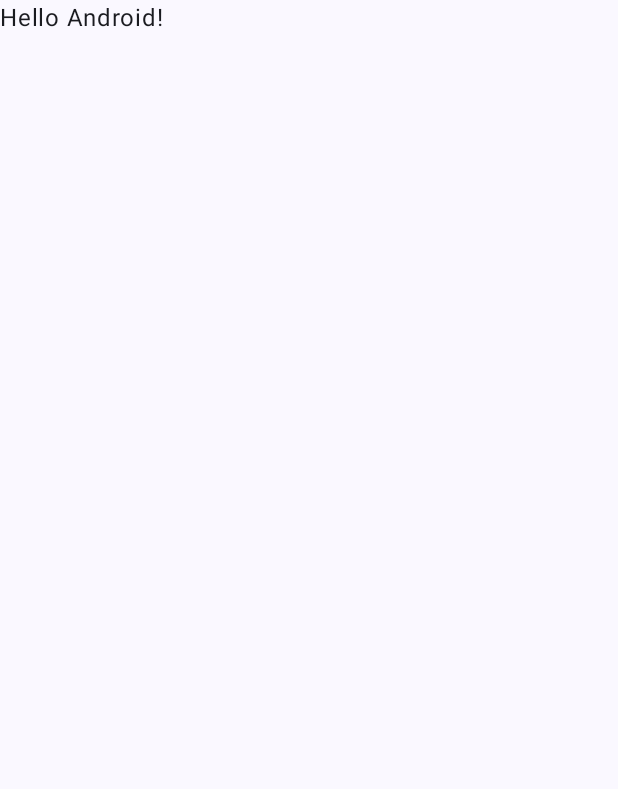
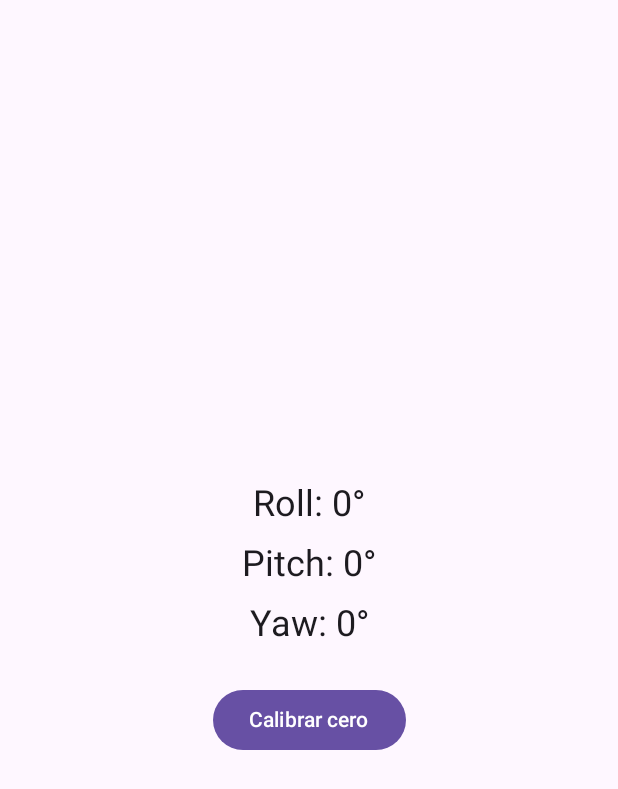
Before and after one commit to FelipeGarcia911/android-auto-inclinometer, an Android app built with Jetpack Compose: the screen it shows after launch (MainActivity), on a phone screen of 412 x 824 dp. Before the commit the part shown is almost empty. Shown: the top 789 px of the screen. Run offline under Robolectric (Android 15) with nearby library versions, the phone set to English and light mode, and no system bars.

Commit message:
feat: angles working

```diff
--- a/app/src/main/java/com/felipeg/inclinometer4x4/MainActivity.kt
+++ b/app/src/main/java/com/felipeg/inclinometer4x4/MainActivity.kt
@@ -3,27 +3,35 @@ package com.felipeg.inclinometer4x4
 import android.os.Bundle
 import androidx.activity.ComponentActivity
 import androidx.activity.compose.setContent
-import androidx.activity.enableEdgeToEdge
+import androidx.compose.foundation.layout.Arrangement
+import androidx.compose.foundation.layout.Column
+import androidx.compose.foundation.layout.Spacer
 import androidx.compose.foundation.layout.fillMaxSize
+import androidx.compose.foundation.layout.height
 import androidx.compose.foundation.layout.padding
-import androidx.compose.material3.Scaffold
+import androidx.compose.material3.Button
+import androidx.compose.material3.MaterialTheme
+import androidx.compose.material3.Surface
 import androidx.compose.material3.Text
-import androidx.compose.runtime.Composable
+import androidx.compose.runtime.*
+import androidx.compose.ui.Alignment
 import androidx.compose.ui.Modifier
-import androidx.compose.ui.tooling.preview.Preview
-import com.felipeg.inclinometer4x4.ui.theme.Inclinometer4x4Theme
+import androidx.compose.ui.platform.LocalContext
+import androidx.compose.ui.unit.dp
+import com.felipeg.common.SensorRepository
+import com.felipeg.common.Angle
 
 class MainActivity : ComponentActivity() {
     override fun onCreate(savedInstanceState: Bundle?) {
         super.onCreate(savedInstanceState)
-        enableEdgeToEdge()
+
         setContent {
-            Inclinometer4x4Theme {
-                Scaffold(modifier = Modifier.fillMaxSize()) { innerPadding ->
-                    Greeting(
-                        name = "Android",
-                        modifier = Modifier.padding(innerPadding)
-                    )
+            MaterialTheme {
+                Surface(
+                    modifier = Modifier.fillMaxSize(),
+                    color = MaterialTheme.colorScheme.background
+                ) {
+                    AngleDisplay()
                 }
             }
         }
@@ -31,17 +39,48 @@ class MainActivity : ComponentActivity() {
 }
 
 @Composable
-fun Greeting(name: String, modifier: Modifier = Modifier) {
-    Text(
-        text = "Hello $name!",
-        modifier = modifier
-    )
-}
+fun AngleDisplay() {
+    val context = LocalContext.current
+    val sensorRepo = remember { SensorRepository(context) }
+    var currentAngle by remember { mutableStateOf(Angle(0f, 0f, 0f)) }
+    var justCalibrated by remember { mutableStateOf(false) }
 
-@Preview(showBackground = true)
-@Composable
-fun GreetingPreview() {
-    Inclinometer4x4Theme {
-        Greeting("Android")
+    LaunchedEffect(Unit) {
+        sensorRepo.angleFlow.collect { angle ->
+            currentAngle = angle
+        }
+    }
+
+    Column(
+        modifier = Modifier.fillMaxSize().padding(16.dp),
+        horizontalAlignment = Alignment.CenterHorizontally,
+        verticalArrangement = Arrangement.Center
+    ) {
+        Text(
+            text = "Roll: ${currentAngle.roll.toInt()}°",
+            style = MaterialTheme.typography.headlineSmall
+        )
+        Spacer(modifier = Modifier.height(8.dp))
+        Text(
+            text = "Pitch: ${currentAngle.pitch.toInt()}°",
+            style = MaterialTheme.typography.headlineSmall
+        )
+        Spacer(modifier = Modifier.height(8.dp))
+        Text(
+            text = "Yaw: ${currentAngle.yaw.toInt()}°",
+            style = MaterialTheme.typography.headlineSmall
+        )
+        Spacer(modifier = Modifier.height(24.dp))
+        Button(onClick = { sensorRepo.calibrateZero(currentAngle) }) {
+            Text(text = "Calibrar cero")
+        }
+
+        if (justCalibrated) {
+            Text(
+                "Calibrado!",
+                color = MaterialTheme.colorScheme.primary,
+                modifier = Modifier.padding(top = 8.dp)
+            )
+        }
     }
 }
--- /dev/null
+++ b/common/src/main/java/com/felipeg/common/SensorRepository.kt
@@ -0,0 +1,78 @@
+package com.felipeg.common
+
+import android.content.Context
+import android.hardware.Sensor
+import android.hardware.SensorEvent
+import android.hardware.SensorEventListener
+import android.hardware.SensorManager
+import kotlinx.coroutines.channels.awaitClose
+import kotlinx.coroutines.flow.Flow
+import kotlinx.coroutines.flow.callbackFlow
+import kotlinx.coroutines.flow.distinctUntilChanged
+import androidx.core.content.edit
+
+data class Angle(
+    val roll: Float,
+    val pitch: Float,
+    val yaw: Float
+)
+
+class SensorRepository(context: Context) {
+    private val sensorManager = context.getSystemService(Context.SENSOR_SERVICE) as SensorManager
+    private val rotationSensor: Sensor? = sensorManager.getDefaultSensor(Sensor.TYPE_ROTATION_VECTOR)
+
+    private val prefs = context.getSharedPreferences(PREFS_NAME, Context.MODE_PRIVATE)
+    private var rollOffset: Float = prefs.getFloat(KEY_OFFSET_ROLL, 0f)
+    private var pitchOffset: Float = prefs.getFloat(KEY_OFFSET_PITCH, 0f)
+    private var yawOffset: Float = prefs.getFloat(KEY_OFFSET_YAW, 0f)
+
+    fun calibrateZero(angle: Angle) {
+        rollOffset = angle.roll
+        pitchOffset = angle.pitch
+        yawOffset = angle.yaw
+        prefs.edit {
+            putFloat(KEY_OFFSET_ROLL, rollOffset)
+                .putFloat(KEY_OFFSET_PITCH, pitchOffset)
+                .putFloat(KEY_OFFSET_YAW, yawOffset)
+        }
+    }
+
+    val angleFlow: Flow<Angle> = callbackFlow {
+        val listener = object : SensorEventListener {
+            override fun onSensorChanged(event: SensorEvent) {
+                val rotationMatrix = FloatArray(9)
+                SensorManager.getRotationMatrixFromVector(rotationMatrix, event.values)
+
+                val orientation = FloatArray(3)
+                SensorManager.getOrientation(rotationMatrix, orientation)
+
+                val rawYaw = Math.toDegrees(orientation[0].toDouble()).toFloat()
+                val rawPitch = Math.toDegrees(orientation[1].toDouble()).toFloat()
+                val rawRoll = Math.toDegrees(orientation[2].toDouble()).toFloat()
+
+                val yaw   = rawYaw - yawOffset
+                val pitch = rawPitch - pitchOffset
+                val roll  = rawRoll - rollOffset
+
+                trySend(Angle(roll, pitch, yaw)).isSuccess
+            }
+
+            override fun onAccuracyChanged(sensor: Sensor?, accuracy: Int) {
+                // No implementado
+            }
+        }
+
+        rotationSensor?.also {
+            sensorManager.registerListener(listener, it, SensorManager.SENSOR_DELAY_GAME)
+        }
+
+        awaitClose { sensorManager.unregisterListener(listener) }
+    }.distinctUntilChanged()
+
+    companion object {
+        private const val PREFS_NAME = "sensor_prefs"
+        private const val KEY_OFFSET_ROLL = "offset_roll"
+        private const val KEY_OFFSET_PITCH = "offset_pitch"
+        private const val KEY_OFFSET_YAW = "offset_yaw"
+    }
+}
```
